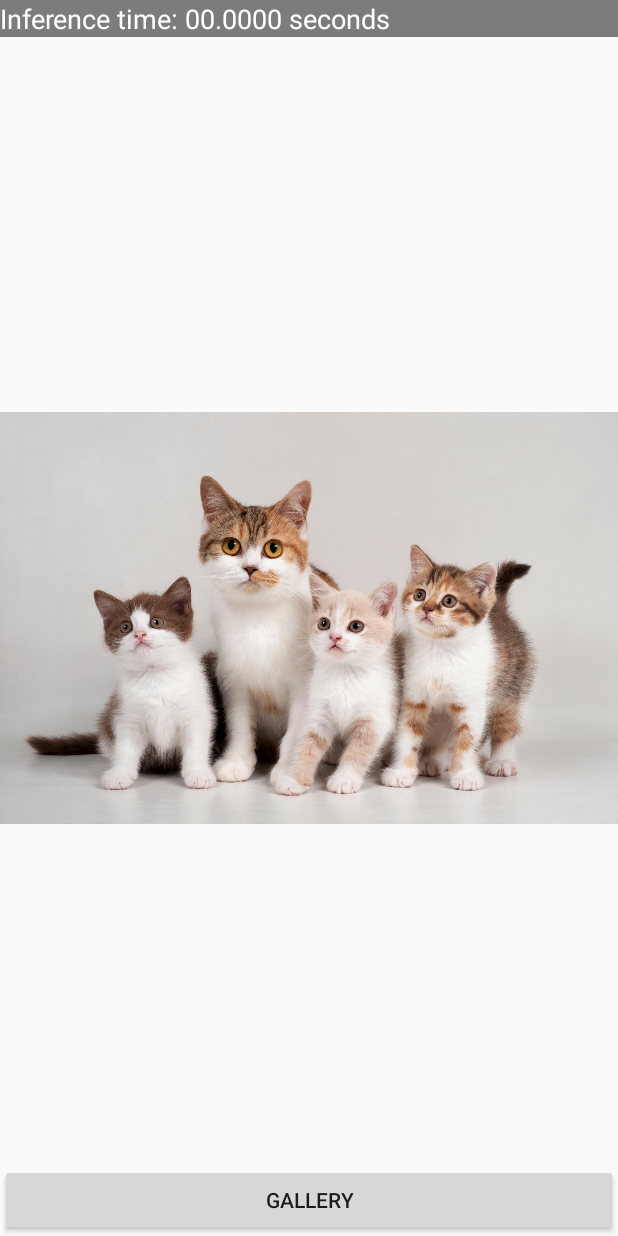
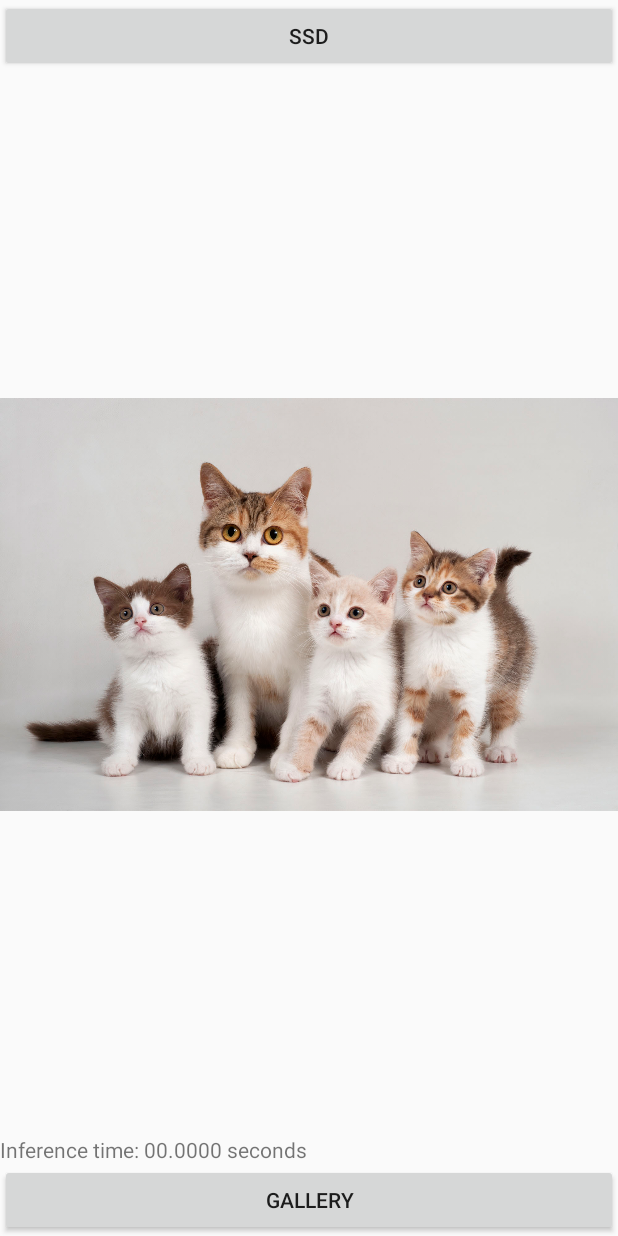
Before and after one commit to temirgaliyev/pytorch_mobile_detection, an Android app: the screen it shows after launch (MainActivity), on a phone screen of 412 x 824 dp. Run offline under Robolectric (Android 15) with nearby library versions, the phone set to English and light mode, and no system bars; libraries missing offline, so code that uses them is left out: org.pytorch, org.pytorch.torchvision; 5 statements that could not run were skipped.

Commit message:
add: switcher between detr and ssd

```diff
--- a/app/build.gradle
+++ b/app/build.gradle
@@ -5,12 +5,12 @@ repositories {
 }
 
 android {
-    compileSdkVersion 28
+    compileSdkVersion 29
     buildToolsVersion "29.0.2"
     defaultConfig {
         applicationId "com.temirgaliyev.detection"
         minSdkVersion 21
-        targetSdkVersion 28
+        targetSdkVersion 29
         versionCode 1
         versionName "1.0"
     }
@@ -22,7 +22,8 @@ android {
 }
 
 dependencies {
-    implementation 'androidx.appcompat:appcompat:1.1.0'
+    implementation 'androidx.appcompat:appcompat:1.0.2'
+    implementation 'androidx.constraintlayout:constraintlayout:2.0.0'
     implementation 'org.pytorch:pytorch_android:1.5.0'
     implementation 'org.pytorch:pytorch_android_torchvision:1.5.0'
 }
--- /dev/null
+++ b/app/src/main/java/com/temirgaliyev/detection/DetectionModel.java
@@ -0,0 +1,15 @@
+package com.temirgaliyev.detection;
+
+public enum DetectionModel {
+    DETR, SSD;
+
+    private static DetectionModel[] vals = values();
+
+    public DetectionModel next(){
+        return vals[(this.ordinal()+1) % vals.length];
+    }
+
+//    public DetectionModel prev(){
+//        return vals[(this.ordinal()-1+vals.length) % vals.length];
+//    }
+}
--- a/app/src/main/java/com/temirgaliyev/detection/MainActivity.java
+++ b/app/src/main/java/com/temirgaliyev/detection/MainActivity.java
@@ -7,6 +7,7 @@ import android.net.Uri;
 import android.os.Bundle;
 import android.util.Log;
 import android.view.View;
+import android.widget.Button;
 import android.widget.ImageView;
 import android.widget.TextView;
 import android.widget.Toast;
@@ -14,6 +15,7 @@ import android.widget.Toast;
 import androidx.appcompat.app.AppCompatActivity;
 
 import com.temirgaliyev.detection.DETR.DETR;
+import com.temirgaliyev.detection.SSD.SSD;
 
 import java.io.FileNotFoundException;
 import java.io.IOException;
@@ -26,34 +28,37 @@ import static com.temirgaliyev.detection.Utils.millisToShortDHMS;
 
 public class MainActivity extends AppCompatActivity {
     private final String TAG = "MAIN_ACTIVITY";
+    private static final int RESULT_LOAD_IMG = 0xAAA;
 
-    private static final int RESULT_LOAD_IMG = 0xAAA;
     ImageView imageView;
-    TextView textView;
+    TextView inferenceTextView;
+    Button changeModelButton;
+
     BitmapFactory.Options bitmapOptions = new BitmapFactory.Options();
-    AbstractDetection detector;
+
+    DetectionModel detectionModel = DetectionModel.SSD;
+    AbstractDetection detector, detr, ssd;
 
     @Override
     protected void onCreate(Bundle savedInstanceState) {
         super.onCreate(savedInstanceState);
         setContentView(R.layout.activity_main);
 
+        changeModelButton = findViewById(R.id.modelButton);
         imageView = findViewById(R.id.imageView);
-        textView = findViewById(R.id.textView);
+        inferenceTextView = findViewById(R.id.inferenceTextView);
 
         bitmapOptions.inMutable = true;
 
         initUtils();
-//        detector = new SSD();
-        detector = new DETR();
+        changeDetector();
 
         try {
-            detector.loadModule(this);
             Bitmap bitmap = BitmapFactory.decodeStream(getAssets().open("image.jpg"), null, bitmapOptions);
             ArrayList<Box> boxes = detector.predict(bitmap);
             drawRectangles(boxes, bitmap);
             imageView.setImageBitmap(bitmap);
-            textView.setText(String.format("Inference time: %s", millisToShortDHMS(detector.getInferenceTime())));
+            inferenceTextView.setText(String.format("Inference time: %s", millisToShortDHMS(detector.getInferenceTime())));
 
         } catch (IOException e) {
             Log.e(TAG, "Error reading assets", e);
@@ -61,13 +66,32 @@ public class MainActivity extends AppCompatActivity {
         }
     }
 
+    public void changeDetector(){
+        if (detectionModel == DetectionModel.DETR){
+            if (detr == null){
+                detr = new DETR();
+                try {
+                    detr.loadModule(this);
+                } catch (IOException e) {
+                    e.printStackTrace();
+                }
+            }
+            detector = detr;
+            changeModelButton.setText(R.string.detr);
+        } else{
+            if (ssd == null){
+                ssd = new SSD();
+                try {
+                    ssd.loadModule(this);
+                } catch (IOException e) {
+                    e.printStackTrace();
+                }
+            }
+            detector = ssd;
+            changeModelButton.setText(R.string.ssd);
+        }
+    }
 
-
-    public void onGalleryClick(View view) {
-        Intent photoPickerIntent = new Intent(Intent.ACTION_PICK);
-        photoPickerIntent.setType("image/*");
-        startActivityForResult(photoPickerIntent, RESULT_LOAD_IMG);
-    }
 
     @Override
     protected void onActivityResult(int reqCode, int resultCode, Intent data) {
@@ -83,7 +107,7 @@ public class MainActivity extends AppCompatActivity {
                 ArrayList<Box> boxes = detector.predict(selectedImage);
                 drawRectangles(boxes, selectedImage);
                 imageView.setImageBitmap(selectedImage);
-                textView.setText(String.format("Inference time: %s", millisToShortDHMS(detector.getInferenceTime())));
+                inferenceTextView.setText(String.format("Inference time: %s", millisToShortDHMS(detector.getInferenceTime())));
             } catch (FileNotFoundException e) {
                 e.printStackTrace();
                 Toast.makeText(MainActivity.this, "Something went wrong", Toast.LENGTH_LONG).show();
@@ -93,4 +117,18 @@ public class MainActivity extends AppCompatActivity {
             Toast.makeText(MainActivity.this, "You haven't picked Image", Toast.LENGTH_LONG).show();
         }
     }
+
+
+    public void onGalleryClick(View view) {
+        Intent photoPickerIntent = new Intent(Intent.ACTION_PICK);
+        photoPickerIntent.setType("image/*");
+        startActivityForResult(photoPickerIntent, RESULT_LOAD_IMG);
+    }
+
+
+    public void onModelClick(View view) {
+        detectionModel = detectionModel.next();
+        changeDetector();
+        Toast.makeText(this, String.format("Changed detector to: %s", detectionModel), Toast.LENGTH_SHORT).show();
+    }
 }
--- a/app/src/main/res/layout/activity_main.xml
+++ b/app/src/main/res/layout/activity_main.xml
@@ -1,36 +1,61 @@
 <?xml version="1.0" encoding="utf-8"?>
-<FrameLayout xmlns:android="http://schemas.android.com/apk/res/android"
+<androidx.constraintlayout.widget.ConstraintLayout xmlns:android="http://schemas.android.com/apk/res/android"
+    xmlns:app="http://schemas.android.com/apk/res-auto"
     xmlns:tools="http://schemas.android.com/tools"
     android:layout_width="match_parent"
     android:layout_height="match_parent"
-    tools:context="com.temirgaliyev.detection.MainActivity">
+    tools:context=".MainActivity">
 
-    <TextView
-        android:id="@+id/textView"
+    <Button
+        android:id="@+id/modelButton"
         android:layout_width="match_parent"
         android:layout_height="wrap_content"
-        android:layout_gravity="top"
-        android:textSize="18sp"
-        android:background="#80000000"
-        android:textColor="@android:color/white" />
+        app:layout_constraintTop_toTopOf="parent"
+        app:layout_constraintStart_toStartOf="parent"
+        app:layout_constraintEnd_toEndOf="parent"
+        android:onClick="onModelClick"
+        />
 
+
+    <!--    <ImageView-->
+    <!--        android:layout_width="match_parent"-->
+    <!--        android:layout_height="0dp"-->
+    <!--        android:scaleType="fitCenter"-->
+    <!--        app:layout_constraintBottom_toTopOf="@+id/button"-->
+    <!--        app:layout_constraintEnd_toEndOf="parent"-->
+    <!--        app:layout_constraintStart_toStartOf="parent"-->
+    <!--        app:layout_constraintHorizontal_bias="0.0"-->
+    <!--        app:layout_constraintTop_toTopOf="parent" -->
+    <!--        />-->
 
     <ImageView
         android:id="@+id/imageView"
+        android:layout_width="wrap_content"
+        android:layout_height="wrap_content"
+        app:layout_constraintBottom_toTopOf="@+id/inferenceTextView"
+        app:layout_constraintTop_toBottomOf="@+id/modelButton"
+        app:layout_constraintStart_toStartOf="parent"
+        app:layout_constraintEnd_toEndOf="parent"
+        tools:srcCompat="@tools:sample/backgrounds/scenic"
+        />
+
+    <TextView
+        android:id="@+id/inferenceTextView"
         android:layout_width="match_parent"
-        android:layout_height="match_parent"
-        android:scaleType="fitCenter"
-        android:contentDescription="@string/detected_image" />
+        android:layout_height="wrap_content"
+        app:layout_constraintBottom_toTopOf="@+id/galleryButton" />
+
+    <Button
+        android:id="@+id/galleryButton"
+        android:layout_width="match_parent"
+        android:layout_height="wrap_content"
+        android:layout_gravity="bottom"
+        android:text="@string/gallery"
+        app:layout_constraintBottom_toBottomOf="parent"
+        app:layout_constraintEnd_toEndOf="parent"
+        app:layout_constraintStart_toStartOf="parent"
+        android:onClick="onGalleryClick"
+        />
 
 
-    <Button
-        android:id="@+id/button"
-        android:layout_width="match_parent"
-        android:layout_height="wrap_content"
-        android:onClick="onGalleryClick"
-        android:text="@string/gallery"
-        android:layout_gravity="bottom"
-
-        />
-
-</FrameLayout>
+</androidx.constraintlayout.widget.ConstraintLayout>
--- a/app/src/main/res/values/strings.xml
+++ b/app/src/main/res/values/strings.xml
@@ -1,5 +1,7 @@
 <resources>
     <string name="app_name">Detection</string>
+    <string name="detected_image">Detected image</string>
     <string name="gallery">Gallery</string>
-    <string name="detected_image">Detected image</string>
+    <string name="ssd">SSD</string>
+    <string name="detr">DETR</string>
 </resources>
```
